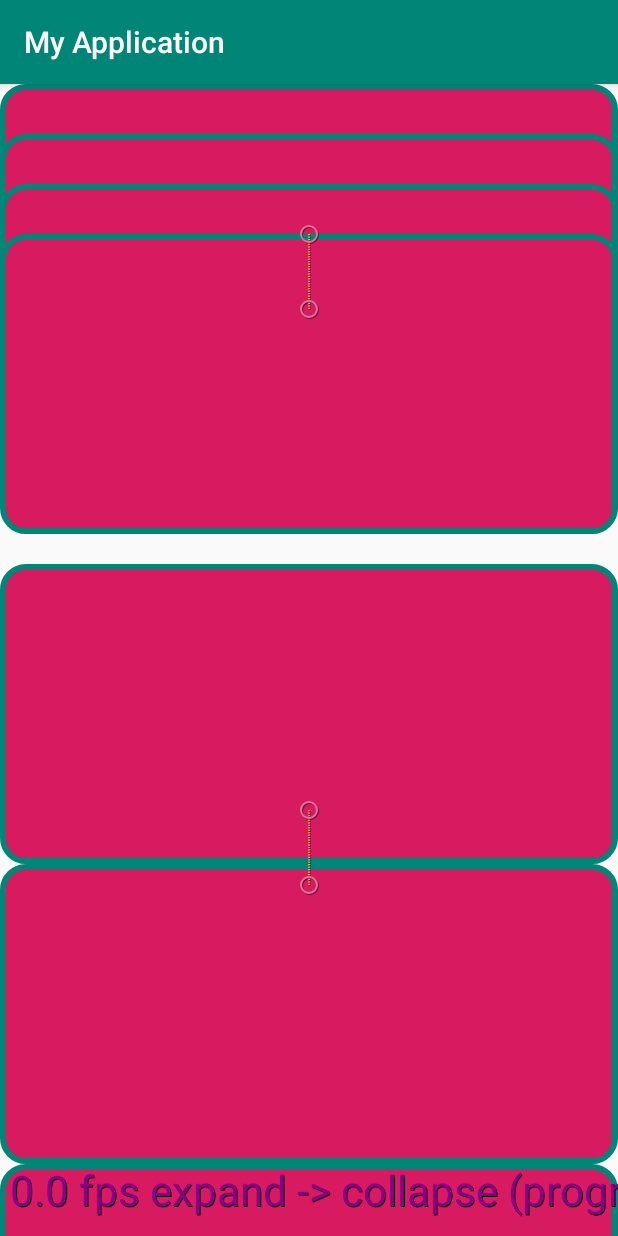
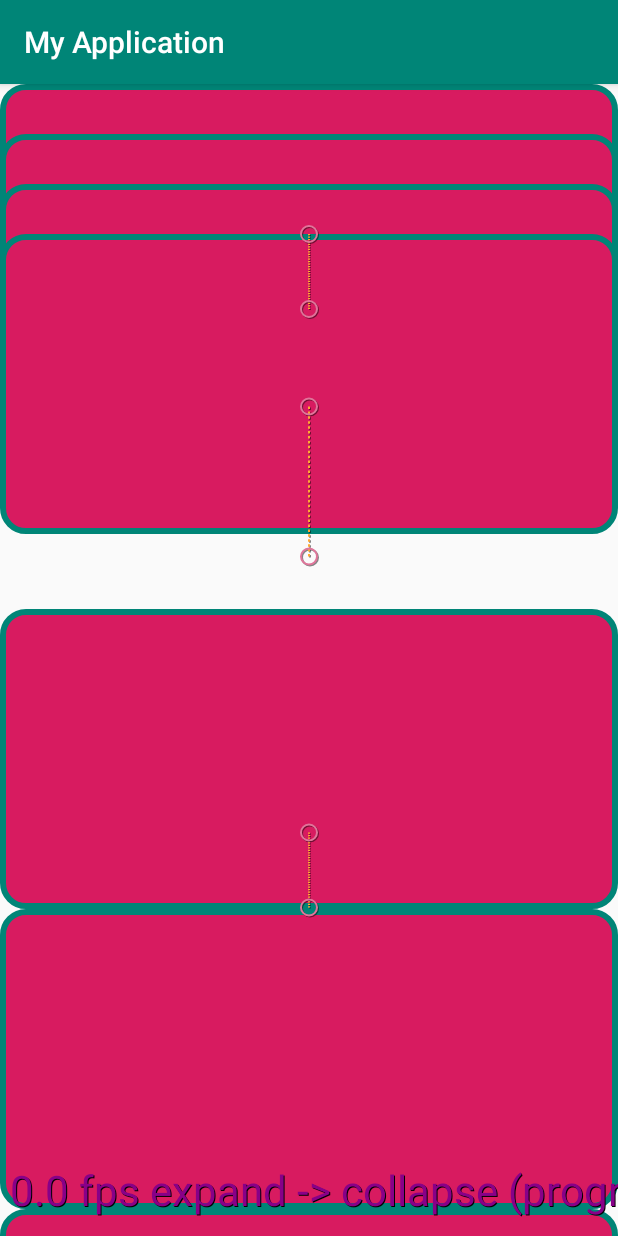
Before and after one commit to CheshenkoVladislav/cardmotionsample, an Android app: the screen it shows after launch (MainActivity), on a phone screen of 412 x 824 dp. Run offline under Robolectric (Android 15) with nearby library versions, the phone set to English and light mode, and no system bars.

```diff
--- a/app/src/main/java/com/example/myapplication/MainActivity.kt
+++ b/app/src/main/java/com/example/myapplication/MainActivity.kt
@@ -10,17 +10,11 @@ import android.util.AttributeSet
 import android.util.TypedValue
 import android.view.*
 import androidx.constraintlayout.motion.widget.MotionLayout
-import androidx.constraintlayout.motion.widget.MotionScene
-import androidx.constraintlayout.widget.ConstraintLayout
 import androidx.core.view.GestureDetectorCompat
-import androidx.core.view.marginTop
-import androidx.core.view.setMargins
 import androidx.recyclerview.widget.RecyclerView
-import androidx.dynamicanimation.animation.DynamicAnimation
-import androidx.dynamicanimation.animation.SpringAnimation
 import androidx.recyclerview.widget.ItemTouchHelper
 import androidx.recyclerview.widget.RecyclerView.ViewHolder
-import androidx.transition.Transition
+import kotlinx.android.synthetic.main.activity_main.*
 import kotlinx.android.synthetic.main.activity_main.view.*
 import java.util.*
 import kotlin.math.roundToInt
@@ -29,26 +23,65 @@ import kotlin.math.roundToInt
 class MainActivity : AppCompatActivity() {
 
     private val recyclerList = mutableListOf(1, 2, 3, 4)
+    var currentScrollPosition = 0
+    lateinit var gestureDetectorCompat: GestureDetectorCompat
+    private var canStretch = true
 
     override fun onCreate(savedInstanceState: Bundle?) {
         super.onCreate(savedInstanceState)
         setContentView(R.layout.activity_main)
 
         val motionLayout = findViewById<MotionLayout>(R.id.root)
-        val recyclerView = findViewById<MyRecyclerView>(R.id.recycler).apply {
+        val recyclerView = findViewById<StretchingCardRecyclerView>(R.id.recycler).apply {
             root = motionLayout
         }
-        val scndRecycler = findViewById<RecyclerView>(R.id.scnd_recycler).also { scnd ->
-            SpringAnimation(scnd, DynamicAnimation.TRANSLATION_Y, 0f)
-        }
+        val scndRecycler = findViewById<RecyclerView>(R.id.scnd_recycler)
         val adapter = Adapter(recyclerList)
         val adapter2 = Adapter(mutableListOf(1, 5, 4, 24, 5, 2, 3, 24, 2, 52, 52, 5, 25, 25, 2, 5))
         recyclerView.adapter = adapter
+        recyclerView.addOnItemTouchListener(object : RecyclerView.SimpleOnItemTouchListener() {
+            override fun onInterceptTouchEvent(rv: RecyclerView, e: MotionEvent): Boolean {
+                recyclerView.touch(e)
+                return super.onInterceptTouchEvent(rv, e)
+            }
+        })
         scndRecycler.adapter = adapter2
+        scndRecycler.addOnScrollListener(object : RecyclerView.OnScrollListener() {
+            override fun onScrolled(view: RecyclerView, dx: Int, dy: Int) {
+                currentScrollPosition += dy
+                canStretch =
+                    (currentScrollPosition == 0 || currentScrollPosition % 100 == 0)
+            }
+        })
+        gestureDetectorCompat =
+            GestureDetectorCompat(this, object : GestureDetector.SimpleOnGestureListener() {
+                override fun onScroll(
+                    e1: MotionEvent?,
+                    e2: MotionEvent?,
+                    distanceX: Float,
+                    distanceY: Float
+                ): Boolean {
+                    if (canStretch) {
+                        return recyclerView.stretchView(distanceY)
+                    }
+                    return super.onScroll(e1, e2, distanceX, distanceY)
+                }
+            })
+        view.setOnTouchListener { v, event ->
+            gestureDetectorCompat.onTouchEvent(event)
+            return@setOnTouchListener false
+        }
+        scndRecycler.addOnItemTouchListener(object : RecyclerView.SimpleOnItemTouchListener() {
+            override fun onInterceptTouchEvent(rv: RecyclerView, e: MotionEvent): Boolean {
+                if (!recyclerView.onFingerUp(e)) {
+                    gestureDetectorCompat.onTouchEvent(e)
+                }
+                return super.onInterceptTouchEvent(rv, e)
+            }
+        })
         val simpleCallback = SimpleItemTouchHelperCallback(adapter)
         val helper = ItemTouchHelper(simpleCallback)
         helper.attachToRecyclerView(recyclerView)
-
     }
 }
 
@@ -103,7 +136,7 @@ class SimpleItemTouchHelperCallback(private val mAdapter: ItemTouchHelperAdapter
     override fun getMovementFlags(recyclerView: RecyclerView, viewHolder: ViewHolder): Int {
         val dragFlags = ItemTouchHelper.UP or ItemTouchHelper.DOWN
         val swipeFlags = ItemTouchHelper.START or ItemTouchHelper.END
-        return ItemTouchHelper.Callback.makeMovementFlags(dragFlags, swipeFlags)
+        return makeMovementFlags(dragFlags, swipeFlags)
     }
 
     override fun onMove(
@@ -115,48 +148,95 @@ class SimpleItemTouchHelperCallback(private val mAdapter: ItemTouchHelperAdapter
     }
 
     override fun onSwiped(viewHolder: ViewHolder, direction: Int) {
-        mAdapter.onItemDismiss(viewHolder.adapterPosition)
     }
 
 }
 
 class Holder(view: View) : RecyclerView.ViewHolder(view) {
 
+    init {
+        view.setOnClickListener {
+            println("CLick")
+        }
+    }
 }
 
-class MyRecyclerView(context: Context, attributeSet: AttributeSet) :
+class StretchingCardRecyclerView(context: Context, attributeSet: AttributeSet) :
     RecyclerView(context, attributeSet) {
+    lateinit var root: MotionLayout
 
-    lateinit var root: MotionLayout
-    private val gestureDetector = GestureDetectorCompat(context, SimpleGestureListener())
+    private val gestureDetector = GestureDetectorCompat(context, GestureListener())
+    private var inChangeHeigh = false
 
-    private var inChangeHeigh = false
     private var enableMotionScene = true
-
     private val maxHeight =
         TypedValue.applyDimension(TypedValue.COMPLEX_UNIT_DIP, 300f, resources.displayMetrics)
+
     private val maxOverHeight =
-        TypedValue.applyDimension(TypedValue.COMPLEX_UNIT_DIP, 350f, resources.displayMetrics)
-    private val minHeight =
-        TypedValue.applyDimension(TypedValue.COMPLEX_UNIT_DIP, 200f, resources.displayMetrics)
+        TypedValue.applyDimension(TypedValue.COMPLEX_UNIT_DIP, 450f, resources.displayMetrics)
+    private var force = 0f
 
-    private var force = 0f
     private var maxScrollForce = 1f
 
-    override fun onTouchEvent(e: MotionEvent?): Boolean {
+    fun touch(e: MotionEvent?) {
         when (e?.action) {
             MotionEvent.ACTION_UP -> {
-                println("ACTION UP!!! = $scaleY")
+                onFingerUp(e)
+            }
+        }
+        gestureDetector.onTouchEvent(e)
+    }
+
+    fun onFingerUp(e: MotionEvent?): Boolean {
+        when (e?.action) {
+            MotionEvent.ACTION_UP -> {
                 if (height > maxHeight) {
-                    println("ACTION UP!!! SCALE")
+                    animatedSqueezeView()
+                    return true
+                }
+            }
+        }
+        return false
+    }
+
+    fun stretchView(distanceY: Float): Boolean {
+        if (!inChangeHeigh && distanceY < 0 && height >= maxHeight.toInt()) {
+            inChangeHeigh = true
+            toggleMotionScene(false)
+            val currHeight = height
+            calculateForce()
+            layoutParams.height = (currHeight - (distanceY * force)).roundToInt()
+            recycler.requestLayout()
+            inChangeHeigh = false
+            return true
+        }
+        return false
+    }
+
+    fun isOverStretch() = height > maxHeight
+
+    fun squeezeView(distanceY: Float) {
+        if (!inChangeHeigh && distanceY > 0) {
+            if (height > maxHeight.toInt()) {
+//                inChangeHeigh = true
+//                toggleMotionScene(false)
+//                val currHeight = height
+//                layoutParams.height = (currHeight - distanceY).roundToInt()
+//                recycler.requestLayout()
+                toggleMotionScene(true)
+            } else {
+                toggleMotionScene(true)
+            }
+            inChangeHeigh = false
+        }
+    }
+
+    private fun animatedSqueezeView() {
         val heightAnimator =
             ValueAnimator.ofInt(height, maxHeight.toInt()).setDuration(200)
         heightAnimator.addListener(object : AnimatorListenerAdapter() {
             override fun onAnimationEnd(animation: Animator?) {
-                            root.apply {
-                                loadLayoutDescription(R.xml.scenes)
-                                enableMotionScene = true
-                            }
+                toggleMotionScene(true)
             }
         })
         heightAnimator.addUpdateListener {
@@ -164,12 +244,13 @@ class MyRecyclerView(context: Context, attributeSet: AttributeSet) :
             recycler.requestLayout()
         }
         heightAnimator.start()
-                    return true
     }
+
+    private fun toggleMotionScene(isEnable: Boolean) {
+        root.apply {
+            loadLayoutDescription(if (isEnable) R.xml.scenes else 0)
+            enableMotionScene = isEnable
         }
-        }
-        gestureDetector.onTouchEvent(e)
-        return super.onTouchEvent(e)
     }
 
     private fun calculateForce() {
@@ -177,22 +258,7 @@ class MyRecyclerView(context: Context, attributeSet: AttributeSet) :
         force = maxScrollForce - (height / onePercentValue) / 100f
     }
 
-    inner class SimpleGestureListener : GestureDetector.SimpleOnGestureListener() {
-
-        override fun onDown(e: MotionEvent?): Boolean {
-            println("ON DOWN!!! ")
-            return super.onDown(e)
-        }
-
-        override fun onFling(
-            e1: MotionEvent?,
-            e2: MotionEvent?,
-            velocityX: Float,
-            velocityY: Float
-        ): Boolean {
-            println("FLING EVENT = $e1, $e2")
-            return super.onFling(e1, e2, velocityX, velocityY)
-        }
+    private inner class GestureListener : GestureDetector.SimpleOnGestureListener() {
 
         override fun onScroll(
             e1: MotionEvent?,
@@ -200,41 +266,26 @@ class MyRecyclerView(context: Context, attributeSet: AttributeSet) :
             distanceX: Float,
             distanceY: Float
         ): Boolean {
-            if (!inChangeHeigh) {
+            if (stretchView(distanceY)) {
+                return true
+            } else if (!inChangeHeigh) {
                 inChangeHeigh = true
-                if (distanceY < 0 && height >= maxHeight.toInt()) {
-                    if (enableMotionScene) {
-                        root.apply {
-                            loadLayoutDescription(0)
-                            enableMotionScene = false
-                        }
-                    }
-                    val currHeight = height
-                    calculateForce()
-                    println("FORCE = $force")
-                    layoutParams.height = (currHeight - (distanceY * force)).roundToInt()
-                    recycler.requestLayout()
-                } else {
                 if (!enableMotionScene) {
                     if (height > maxHeight.toInt()) {
                         val currHeight = height
                         layoutParams.height = currHeight - distanceY.toInt()
                         recycler.requestLayout()
                     } else {
-                            root.apply {
-                                loadLayoutDescription(R.xml.scenes)
-                                enableMotionScene = true
-                            }
+                        toggleMotionScene(true)
                     }
                 }
                 val currentProgress = root.progress
                 val newProgress = currentProgress + (distanceY / 100f)
                 root.progress = newProgress
-                }
                 inChangeHeigh = false
                 return true
             }
-            return super.onScroll(e1, e2, distanceX, distanceY)
+            return false
         }
     }
 }
--- a/app/src/main/res/layout/activity_main.xml
+++ b/app/src/main/res/layout/activity_main.xml
@@ -14,13 +14,14 @@
             android:layout_width="match_parent"
             android:layout_height="0dp"
             android:paddingTop="20dp"
+            android:overScrollMode="never"
             app:layoutManager="androidx.recyclerview.widget.LinearLayoutManager"
-            app:layout_constraintTop_toBottomOf="@id/recycler"
+            app:layout_constraintTop_toBottomOf="@id/view"
             app:layout_constraintBottom_toBottomOf="parent"
             app:layout_constraintStart_toStartOf="parent"
             app:layout_constraintEnd_toEndOf="parent"/>
 
-        <com.example.myapplication.MyRecyclerView
+        <com.example.myapplication.StretchingCardRecyclerView
             android:id="@+id/recycler"
             android:layout_width="match_parent"
             android:layout_height="300dp"
@@ -30,4 +31,13 @@
             app:layout_constraintRight_toRightOf="parent"
             app:layout_constraintTop_toTopOf="parent"
             tools:listitem="@layout/item" />
+
+        <View
+            android:id="@+id/view"
+            android:layout_width="match_parent"
+            android:layout_height="30dp"
+            app:layout_constraintStart_toStartOf="parent"
+            app:layout_constraintEnd_toEndOf="parent"
+            app:layout_constraintTop_toBottomOf="@id/recycler"/>
+
 </androidx.constraintlayout.motion.widget.MotionLayout>
--- a/app/src/main/res/layout/item.xml
+++ b/app/src/main/res/layout/item.xml
@@ -1,6 +1,7 @@
 <?xml version="1.0" encoding="utf-8"?>
 <FrameLayout xmlns:android="http://schemas.android.com/apk/res/android"
-    android:orientation="vertical" android:layout_width="match_parent"
+    android:orientation="vertical"
+    android:layout_width="match_parent"
     android:layout_height="200dp"
     android:background="@drawable/card">
 
--- a/app/src/main/res/xml/scenes.xml
+++ b/app/src/main/res/xml/scenes.xml
@@ -12,6 +12,14 @@
             app:layout_constraintLeft_toLeftOf="parent"
             app:layout_constraintRight_toRightOf="parent"
             app:layout_constraintTop_toTopOf="parent" />
+
+        <Constraint
+            android:id="@+id/view"
+            android:layout_width="match_parent"
+            android:layout_height="30dp"
+            app:layout_constraintStart_toStartOf="parent"
+            app:layout_constraintEnd_toEndOf="parent"
+            app:layout_constraintTop_toBottomOf="@id/recycler"/>
     </ConstraintSet>
 
 
@@ -23,16 +31,13 @@
             app:layout_constraintLeft_toLeftOf="parent"
             app:layout_constraintRight_toRightOf="parent"
             app:layout_constraintTop_toTopOf="parent" />
-    </ConstraintSet>
-
-    <ConstraintSet android:id="@+id/over_expand">
         <Constraint
-            android:id="@id/recycler"
+            android:id="@+id/view"
             android:layout_width="match_parent"
-            android:layout_height="600dp"
-            app:layout_constraintLeft_toLeftOf="parent"
-            app:layout_constraintRight_toRightOf="parent"
-            app:layout_constraintTop_toTopOf="parent" />
+            android:layout_height="30dp"
+            app:layout_constraintStart_toStartOf="parent"
+            app:layout_constraintEnd_toEndOf="parent"
+            app:layout_constraintTop_toBottomOf="@id/recycler"/>
     </ConstraintSet>
 
     <Transition
@@ -48,17 +53,4 @@
 
     </Transition>
 
-    <Transition
-        android:id="@+id/expand_overexpand_transition"
-        app:constraintSetEnd="@id/over_expand"
-        app:constraintSetStart="@id/expand"
-        app:duration="1000">
-        <OnSwipe
-            app:dragDirection="dragDown"
-            app:onTouchUp="stop"
-            app:touchAnchorId="@id/scnd_recycler"
-            app:touchAnchorSide="bottom" />
-
-    </Transition>
-
 </MotionScene>
```
Lines whose indentation alone changed are shown as unchanged.
